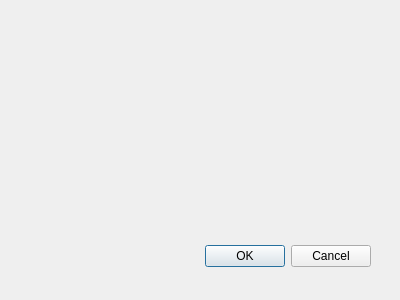
jykim74/CertMan, file CertMan/tsp_srv_dlg.ui: the form before one commit.
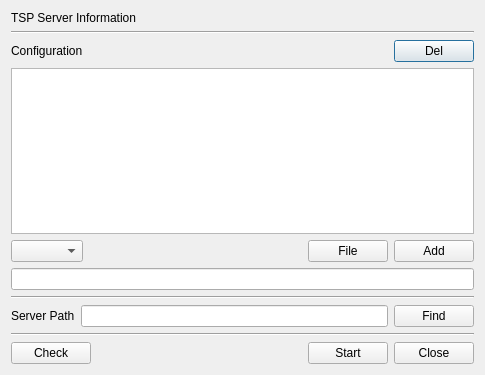
The form after the commit.

What changed in the file:
```diff
--- a/CertMan/tsp_srv_dlg.ui
+++ b/CertMan/tsp_srv_dlg.ui
@@ -6,29 +6,186 @@
    <rect>
     <x>0</x>
     <y>0</y>
-    <width>400</width>
-    <height>300</height>
+    <width>485</width>
+    <height>375</height>
    </rect>
   </property>
   <property name="windowTitle">
    <string>TSP Server Windows</string>
   </property>
-  <widget class="QDialogButtonBox" name="buttonBox">
-   <property name="geometry">
-    <rect>
-     <x>30</x>
-     <y>240</y>
-     <width>341</width>
-     <height>32</height>
-    </rect>
-   </property>
-   <property name="orientation">
-    <enum>Qt::Horizontal</enum>
-   </property>
-   <property name="standardButtons">
-    <set>QDialogButtonBox::Cancel|QDialogButtonBox::Ok</set>
-   </property>
-  </widget>
+  <layout class="QVBoxLayout" name="verticalLayout">
+   <item>
+    <widget class="QLabel" name="label">
+     <property name="text">
+      <string>TSP Server Information</string>
+     </property>
+    </widget>
+   </item>
+   <item>
+    <widget class="Line" name="line">
+     <property name="orientation">
+      <enum>Qt::Horizontal</enum>
+     </property>
+    </widget>
+   </item>
+   <item>
+    <layout class="QGridLayout" name="gridLayout">
+     <item row="0" column="2">
+      <widget class="QPushButton" name="mDelBtn">
+       <property name="text">
+        <string>Del</string>
+       </property>
+      </widget>
+     </item>
+     <item row="0" column="0">
+      <widget class="QLabel" name="label_2">
+       <property name="text">
+        <string>Configuration</string>
+       </property>
+      </widget>
+     </item>
+     <item row="0" column="1">
+      <spacer name="horizontalSpacer_3">
+       <property name="orientation">
+        <enum>Qt::Horizontal</enum>
+       </property>
+       <property name="sizeHint" stdset="0">
+        <size>
+         <width>40</width>
+         <height>20</height>
+        </size>
+       </property>
+      </spacer>
+     </item>
+    </layout>
+   </item>
+   <item>
+    <widget class="QTableWidget" name="mConfigTable">
+     <property name="contextMenuPolicy">
+      <enum>Qt::CustomContextMenu</enum>
+     </property>
+    </widget>
+   </item>
+   <item>
+    <layout class="QGridLayout" name="gridLayout_2">
+     <property name="topMargin">
+      <number>0</number>
+     </property>
+     <item row="0" column="0">
+      <widget class="QComboBox" name="mNameCombo"/>
+     </item>
+     <item row="0" column="1">
+      <spacer name="horizontalSpacer_2">
+       <property name="orientation">
+        <enum>Qt::Horizontal</enum>
+       </property>
+       <property name="sizeHint" stdset="0">
+        <size>
+         <width>40</width>
+         <height>20</height>
+        </size>
+       </property>
+      </spacer>
+     </item>
+     <item row="0" column="3">
+      <widget class="QPushButton" name="mAddBtn">
+       <property name="text">
+        <string>Add</string>
+       </property>
+      </widget>
+     </item>
+     <item row="0" column="2">
+      <widget class="QPushButton" name="mFileFindBtn">
+       <property name="text">
+        <string>File</string>
+       </property>
+      </widget>
+     </item>
+    </layout>
+   </item>
+   <item>
+    <widget class="QLineEdit" name="mValueText"/>
+   </item>
+   <item>
+    <widget class="Line" name="line_3">
+     <property name="orientation">
+      <enum>Qt::Horizontal</enum>
+     </property>
+    </widget>
+   </item>
+   <item>
+    <layout class="QGridLayout" name="gridLayout_4">
+     <property name="topMargin">
+      <number>0</number>
+     </property>
+     <item row="0" column="1">
+      <widget class="QLineEdit" name="mServerPathText"/>
+     </item>
+     <item row="0" column="0">
+      <widget class="QLabel" name="label_3">
+       <property name="text">
+        <string>Server Path</string>
+       </property>
+      </widget>
+     </item>
+     <item row="0" column="2">
+      <widget class="QPushButton" name="mFindBtn">
+       <property name="text">
+        <string>Find</string>
+       </property>
+      </widget>
+     </item>
+    </layout>
+   </item>
+   <item>
+    <widget class="Line" name="line_2">
+     <property name="orientation">
+      <enum>Qt::Horizontal</enum>
+     </property>
+    </widget>
+   </item>
+   <item>
+    <layout class="QGridLayout" name="gridLayout_3">
+     <property name="topMargin">
+      <number>0</number>
+     </property>
+     <item row="0" column="0">
+      <widget class="QPushButton" name="mCheckBtn">
+       <property name="text">
+        <string>Check</string>
+       </property>
+      </widget>
+     </item>
+     <item row="0" column="3">
+      <widget class="QPushButton" name="mCloseBtn">
+       <property name="text">
+        <string>Close</string>
+       </property>
+      </widget>
+     </item>
+     <item row="0" column="2">
+      <widget class="QPushButton" name="mStartBtn">
+       <property name="text">
+        <string>Start</string>
+       </property>
+      </widget>
+     </item>
+     <item row="0" column="1">
+      <spacer name="horizontalSpacer">
+       <property name="orientation">
+        <enum>Qt::Horizontal</enum>
+       </property>
+       <property name="sizeHint" stdset="0">
+        <size>
+         <width>40</width>
+         <height>20</height>
+        </size>
+       </property>
+      </spacer>
+     </item>
+    </layout>
+   </item>
+  </layout>
  </widget>
  <resources/>
  <connections>
```
Left out of the diff: 35 changed lines with no effect on the pictures.
